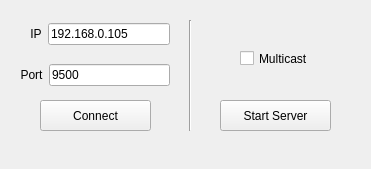
Old version of the form connect.ui in the repository dpogue/CommAudio.
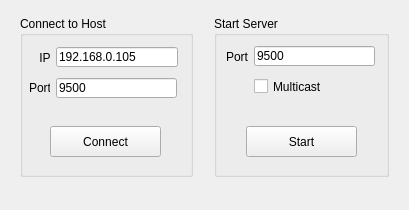
New version of the form. Icons and pictures are not drawn.

Commit message: cleaned up connect dialog

What changed in the file:
```diff
--- a/connect.ui
+++ b/connect.ui
@@ -6,8 +6,8 @@
    <rect>
     <x>0</x>
     <y>0</y>
-    <width>371</width>
-    <height>169</height>
+    <width>409</width>
+    <height>210</height>
    </rect>
   </property>
   <property name="windowTitle">
@@ -17,11 +17,39 @@
    <iconset>
     <normaloff>img/connect.png</normaloff>img/connect.png</iconset>
   </property>
+  <widget class="QLabel" name="connectErrorLabel">
+   <property name="geometry">
+    <rect>
+     <x>5</x>
+     <y>184</y>
+     <width>399</width>
+     <height>20</height>
+    </rect>
+   </property>
+   <property name="text">
+    <string/>
+   </property>
+   <property name="alignment">
+    <set>Qt::AlignCenter</set>
+   </property>
+  </widget>
+  <widget class="QGroupBox" name="groupBox">
+   <property name="geometry">
+    <rect>
+     <x>20</x>
+     <y>16</y>
+     <width>173</width>
+     <height>161</height>
+    </rect>
+   </property>
+   <property name="title">
+    <string>Connect to Host</string>
+   </property>
   <widget class="QPushButton" name="connectPushButton">
    <property name="geometry">
     <rect>
-     <x>40</x>
-     <y>100</y>
+      <x>30</x>
+      <y>110</y>
      <width>111</width>
      <height>31</height>
     </rect>
@@ -30,71 +58,44 @@
     <string>Connect</string>
    </property>
   </widget>
-  <widget class="QCheckBox" name="multicastCheckBox">
-   <property name="geometry">
-    <rect>
-     <x>240</x>
-     <y>50</y>
-     <width>70</width>
-     <height>17</height>
-    </rect>
-   </property>
-   <property name="text">
-    <string>Multicast</string>
-   </property>
-  </widget>
-  <widget class="QPushButton" name="startServerPushButton">
-   <property name="geometry">
-    <rect>
-     <x>220</x>
-     <y>100</y>
-     <width>111</width>
-     <height>31</height>
-    </rect>
-   </property>
-   <property name="text">
-    <string>Start Server</string>
-   </property>
-  </widget>
-  <widget class="Line" name="line">
-   <property name="geometry">
-    <rect>
-     <x>180</x>
-     <y>20</y>
-     <width>20</width>
-     <height>111</height>
-    </rect>
-   </property>
-   <property name="orientation">
-    <enum>Qt::Vertical</enum>
-   </property>
-  </widget>
-  <widget class="QWidget" name="verticalLayoutWidget">
+   <widget class="QLabel" name="portLabel">
    <property name="geometry">
     <rect>
      <x>10</x>
-     <y>20</y>
-     <width>160</width>
-     <height>80</height>
-    </rect>
-   </property>
-   <layout class="QVBoxLayout" name="verticalLayout">
-    <property name="leftMargin">
-     <number>10</number>
+      <y>52</y>
+      <width>20</width>
+      <height>40</height>
+     </rect>
+    </property>
+    <property name="text">
+     <string>Port</string>
     </property>
-    <property name="bottomMargin">
-     <number>10</number>
+    <property name="alignment">
+     <set>Qt::AlignCenter</set>
     </property>
-    <item>
-     <layout class="QHBoxLayout" name="horizontalLayout">
-      <property name="leftMargin">
-       <number>10</number>
-      </property>
-      <property name="bottomMargin">
-       <number>10</number>
-      </property>
-      <item>
+   </widget>
+   <widget class="QLineEdit" name="portLineEdit">
+    <property name="geometry">
+     <rect>
+      <x>36</x>
+      <y>62</y>
+      <width>121</width>
+      <height>20</height>
+     </rect>
+    </property>
+    <property name="text">
+     <string>9500</string>
+    </property>
+   </widget>
        <widget class="QLabel" name="ipLabel">
+    <property name="geometry">
+     <rect>
+      <x>20</x>
+      <y>24</y>
+      <width>10</width>
+      <height>35</height>
+     </rect>
+    </property>
         <property name="text">
          <string>IP</string>
         </property>
@@ -102,54 +103,84 @@
          <set>Qt::AlignCenter</set>
         </property>
        </widget>
-      </item>
-      <item>
        <widget class="QLineEdit" name="ipLineEdit">
+    <property name="geometry">
+     <rect>
+      <x>36</x>
+      <y>31</y>
+      <width>122</width>
+      <height>20</height>
+     </rect>
+    </property>
         <property name="text">
          <string>192.168.0.105</string>
         </property>
        </widget>
-      </item>
-     </layout>
-    </item>
-    <item>
-     <layout class="QHBoxLayout" name="horizontalLayout_3">
-      <item>
-       <widget class="QLabel" name="portLabel">
+  </widget>
+  <widget class="QGroupBox" name="groupBox_2">
+   <property name="geometry">
+    <rect>
+     <x>214</x>
+     <y>16</y>
+     <width>175</width>
+     <height>161</height>
+    </rect>
+   </property>
+   <property name="title">
+    <string>Start Server</string>
+   </property>
+   <widget class="QPushButton" name="startServerPushButton">
+    <property name="geometry">
+     <rect>
+      <x>32</x>
+      <y>110</y>
+      <width>111</width>
+      <height>31</height>
+     </rect>
+    </property>
+    <property name="text">
+     <string>Start</string>
+    </property>
+   </widget>
+   <widget class="QLabel" name="startServerPortLabel">
+    <property name="geometry">
+     <rect>
+      <x>12</x>
+      <y>34</y>
+      <width>46</width>
+      <height>13</height>
+     </rect>
+    </property>
         <property name="text">
          <string>Port</string>
         </property>
-        <property name="alignment">
-         <set>Qt::AlignCenter</set>
-        </property>
-       </widget>
-      </item>
-      <item>
-       <widget class="QLineEdit" name="portLineEdit">
-        <property name="text">
-         <string>9500</string>
-        </property>
-       </widget>
-      </item>
-     </layout>
-    </item>
-   </layout>
-  </widget>
-  <widget class="QLabel" name="connectErrorLabel">
+   </widget>
+   <widget class="QLineEdit" name="startServerPortLineEdit">
    <property name="geometry">
     <rect>
-     <x>5</x>
-     <y>140</y>
-     <width>361</width>
+      <x>40</x>
+      <y>30</y>
+      <width>121</width>
      <height>20</height>
     </rect>
    </property>
    <property name="text">
-    <string/>
-   </property>
-   <property name="alignment">
-    <set>Qt::AlignCenter</set>
-   </property>
+     <string>9500</string>
+    </property>
+   </widget>
+   <widget class="QCheckBox" name="multicastCheckBox">
+    <property name="geometry">
+     <rect>
+      <x>40</x>
+      <y>62</y>
+      <width>70</width>
+      <height>17</height>
+     </rect>
+    </property>
+    <property name="text">
+     <string>Multicast</string>
+    </property>
+   </widget>
   </widget>
  </widget>
  <resources/>
```
Lines whose indentation alone changed are shown as unchanged. The commit also changes 2 other files.
